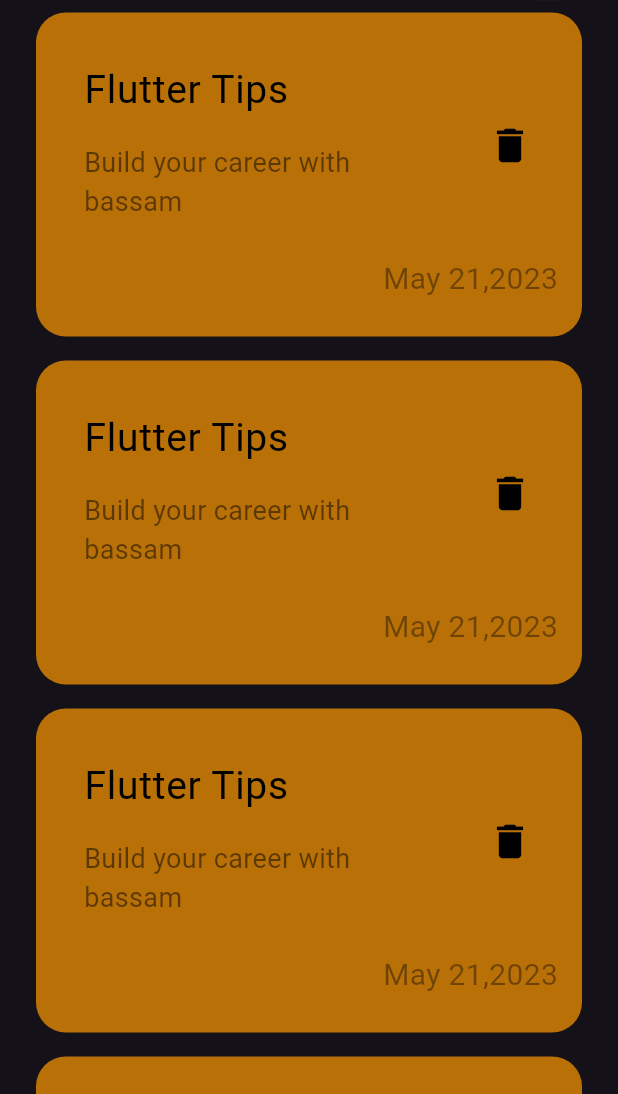
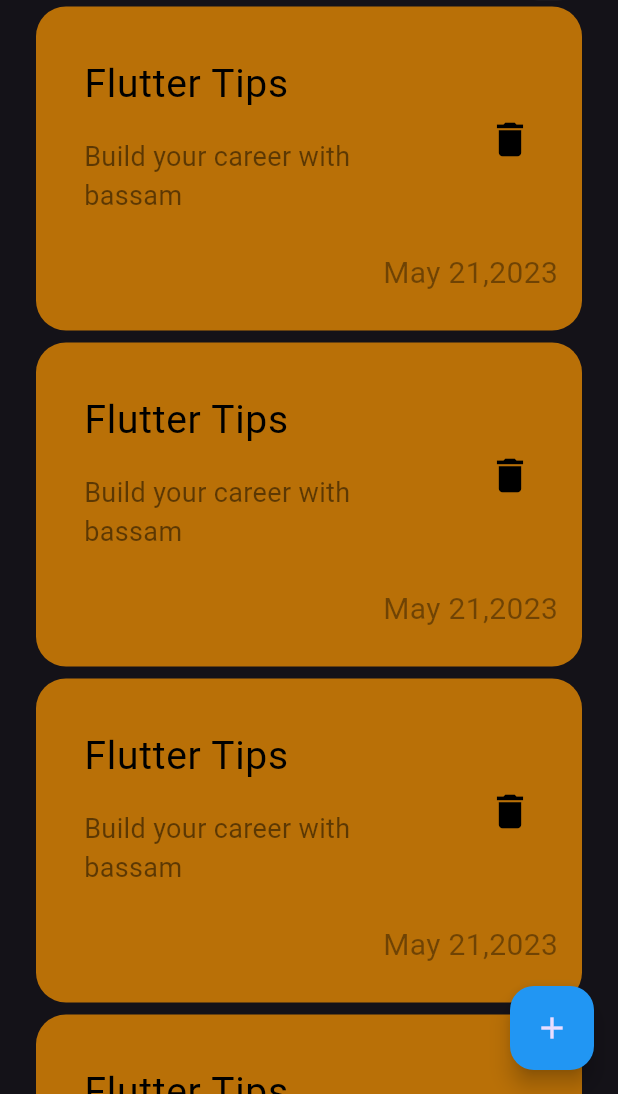
Before and after one commit to bassamAhmedBe/note_app, a Flutter app: the screen it shows after launch, on a phone screen of 412 x 824 dp, the part 142-1236 px from its top. Run offline on Flutter 3.47's test engine with Material 3 defaults, Android fonts, the phone set to English and light mode, and no system bars.

Commit message:
add Floating actionButton

```diff
--- a/lib/views/notes_view.dart
+++ b/lib/views/notes_view.dart
@@ -7,7 +7,12 @@ class NotesView extends StatelessWidget {
   @override
   Widget build(BuildContext context) {
     return Scaffold(
-      body: NotesViewBody(),
+      floatingActionButton: FloatingActionButton(
+        backgroundColor: Colors.blue,
+        onPressed: () {},
+        child: Icon(Icons.add),
+      ),
+      body: const NotesViewBody(),
     );
   }
 }
--- a/lib/widgets/Notes_ViewBody.dart
+++ b/lib/widgets/Notes_ViewBody.dart
@@ -19,6 +19,7 @@ class NotesViewBody extends StatelessWidget {
           Expanded(
             child: NoteListViewBuldier(),
           ),
+
         ],
       ),
     );
--- a/lib/widgets/note-Listview_builder.dart
+++ b/lib/widgets/note-Listview_builder.dart
@@ -10,8 +10,8 @@ class NoteListViewBuldier extends StatelessWidget {
         itemCount: 10,
         itemBuilder: (context, index) {
           return const Padding(
-            padding:  EdgeInsets.symmetric(vertical: 8),
-            child:  CustomNotesItem(),
+            padding: EdgeInsets.symmetric(vertical: 4),
+            child: CustomNotesItem(),
           );
         });
   }
```
